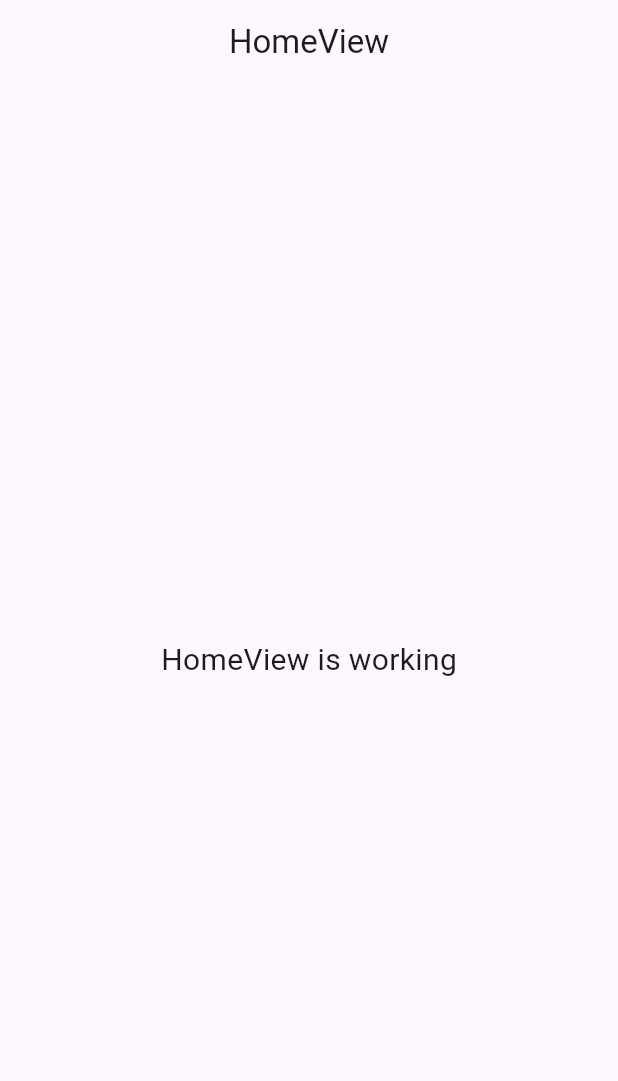
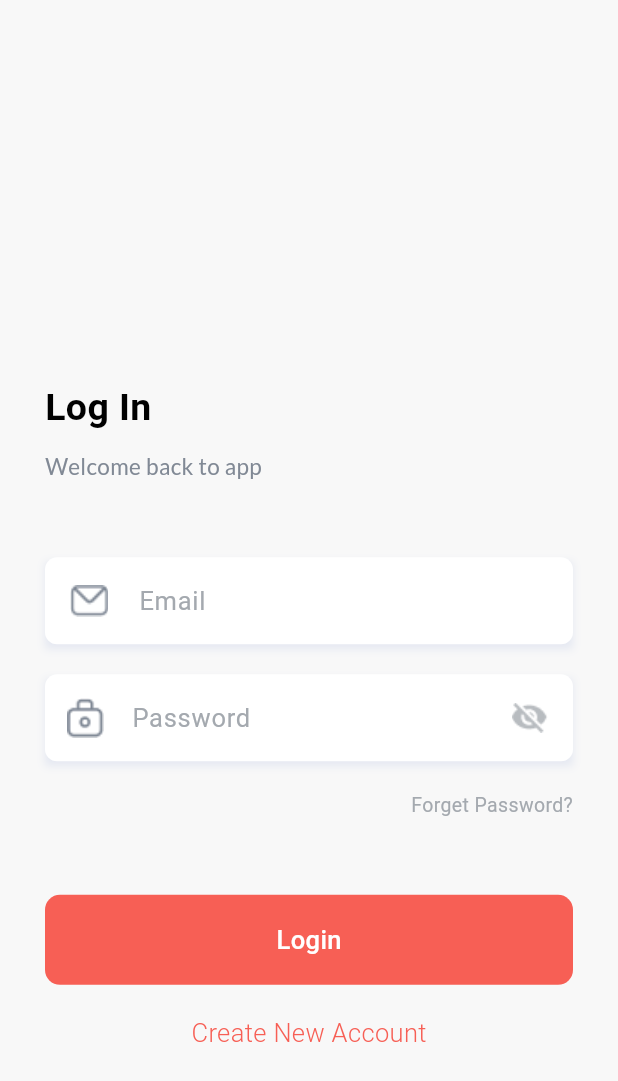
Before and after one commit to Shaown292/ichiban_auto_interview_task, a Flutter app: the screen it shows after launch, on a phone screen of 412 x 824 dp. Shown: the top 1081 px of the screen. Run offline on Flutter 3.47's test engine with Material 3 defaults, Android fonts, the phone set to English and light mode, and no system bars; our stand-ins replace flutter_screenutil, get, google_fonts.

Commit message:
log in screen done

```diff
--- /dev/null
+++ b/lib/app/constent/app_colors.dart
@@ -0,0 +1,16 @@
+import 'package:flutter/material.dart';
+
+class AppColors {
+  static const primaryColor       = Color(0xFFF8F8F8);
+  static const hintTextColor       = Color(0xFFA4A9AF);
+  static const iconColor       = Color(0xFF7C8592);
+  static const logInButtonColor       = Color(0xFFF75F55);
+  static const createAccountTextColor       = Color(0xFF383C40);
+  static const logInColor       = Color(0xFF2893E3);
+  static const productListColor       = Color(0xFF222455);
+  static const filterColor       = Color(0xFF818995);
+  static const lightGreyColor       = Color(0xFF989FA8);
+  static const starColor       = Color(0xFFF5A623);
+
+
+}
--- /dev/null
+++ b/lib/app/constent/app_text_style.dart
@@ -0,0 +1,67 @@
+import 'package:flutter/material.dart';
+import 'package:google_fonts/google_fonts.dart';
+import 'package:ichiban_auto_interview_task/app/constent/app_colors.dart';
+
+class AppTextStyle {
+  static TextStyle robotoBlackW700Size25 = GoogleFonts.roboto(
+    textStyle: const TextStyle(
+        color: Colors.black, fontSize: 25, fontWeight: FontWeight.w700),
+  );
+
+  static TextStyle robotoHintTextW400Size17 = GoogleFonts.roboto(
+    textStyle: const TextStyle(
+        color: AppColors.hintTextColor,
+        fontSize: 17,
+        fontWeight: FontWeight.w400),
+  );
+
+  static TextStyle robotoGreyTextW400Size13 = GoogleFonts.roboto(
+    textStyle: const TextStyle(
+        color: AppColors.hintTextColor,
+        fontSize: 13,
+        fontWeight: FontWeight.w400),
+  );
+  static TextStyle robotoWhiteTextW500Size17 = GoogleFonts.roboto(
+    textStyle: const TextStyle(
+        color: Colors.white, fontSize: 17, fontWeight: FontWeight.w500),
+  );
+  static TextStyle robotoBlackTextW300Size17 = GoogleFonts.roboto(
+    textStyle: const TextStyle(
+        color: AppColors.logInButtonColor,
+        fontSize: 17,
+        fontWeight: FontWeight.w300),
+  );
+  static TextStyle robotoBlueTextW700Size17 = GoogleFonts.roboto(
+    textStyle: const TextStyle(
+        color: AppColors.logInColor, fontSize: 17, fontWeight: FontWeight.w700),
+  );
+  static TextStyle robotoBlueTextW700Size22 = GoogleFonts.roboto(
+    textStyle: const TextStyle(
+        color: AppColors.productListColor,
+        fontSize: 22,
+        fontWeight: FontWeight.w700),
+  );
+  static TextStyle latoGreyTextW400Size15 = GoogleFonts.lato(
+    textStyle: const TextStyle(
+        color: AppColors.filterColor,
+        fontSize: 15,
+        fontWeight: FontWeight.w400),
+  );
+  static TextStyle latoLightGreyTextW400Size15 = GoogleFonts.lato(
+    textStyle: const TextStyle(
+      color: AppColors.lightGreyColor,
+      fontSize: 15,
+      fontWeight: FontWeight.w400,
+      decoration: TextDecoration.lineThrough,
+      decorationColor: AppColors.lightGreyColor,
+    ),
+  );
+  static TextStyle robotoBlackTextW400Size16 = GoogleFonts.roboto(
+    textStyle: const TextStyle(
+        color: Colors.black, fontSize: 16, fontWeight: FontWeight.w400),
+  );
+  static TextStyle robotoBlackTextW700Size18 = GoogleFonts.roboto(
+    textStyle: const TextStyle(
+        color: Colors.black, fontSize: 18, fontWeight: FontWeight.w700),
+  );
+}
--- /dev/null
+++ b/lib/app/constent/static_text.dart
@@ -0,0 +1,12 @@
+class StaticText {
+  static const String login = 'Log In';
+  static const String welcome = 'Welcome back to app';
+  static const String signUp = 'Sign Up';
+  static const String logIn = 'Login';
+  static const String forgetPassword = 'Forget Password?';
+  static const String createNewAccount = 'Create New Account';
+  static const String alreadyHaveAnAccount = 'Already have an account?';
+  static const String productList = 'Product List';
+  static const String filter = 'Filter';
+  static const String sortBy = 'Sort By';
+}
--- /dev/null
+++ b/lib/app/modules/log_in/bindings/log_in_binding.dart
@@ -0,0 +1,12 @@
+import 'package:get/get.dart';
+
+import '../controllers/log_in_controller.dart';
+
+class LogInBinding extends Bindings {
+  @override
+  void dependencies() {
+    Get.lazyPut<LogInController>(
+      () => LogInController(),
+    );
+  }
+}
--- /dev/null
+++ b/lib/app/modules/log_in/controllers/log_in_controller.dart
@@ -0,0 +1,19 @@
+import 'package:flutter/material.dart';
+import 'package:get/get.dart';
+
+class LogInController extends GetxController {
+  //TODO: Implement LogInController
+
+  TextEditingController emailTextController = TextEditingController();
+  TextEditingController passwordTextController = TextEditingController();
+  RxBool isLoading = false.obs;
+  RxBool makePassVisible = false.obs;
+
+
+  @override
+  void onInit() {
+    super.onInit();
+  }
+
+
+}
--- /dev/null
+++ b/lib/app/modules/log_in/views/log_in_view.dart
@@ -0,0 +1,104 @@
+import 'package:flutter/material.dart';
+import 'package:flutter_screenutil/flutter_screenutil.dart';
+
+import 'package:get/get.dart';
+import 'package:ichiban_auto_interview_task/app/constent/app_colors.dart';
+import 'package:ichiban_auto_interview_task/app/constent/app_text_style.dart';
+import 'package:ichiban_auto_interview_task/app/constent/static_text.dart';
+import 'package:ichiban_auto_interview_task/app/widgets/custom_button.dart';
+import 'package:ichiban_auto_interview_task/app/widgets/custome_text_field.dart';
+
+import '../controllers/log_in_controller.dart';
+
+class LogInView extends GetView<LogInController> {
+  const LogInView({super.key});
+  @override
+  Widget build(BuildContext context) {
+    return Scaffold(
+      backgroundColor: AppColors.primaryColor,
+      body: SingleChildScrollView(
+        child: Container(
+          padding: const EdgeInsets.symmetric(horizontal: 30),
+          child: Column(
+            crossAxisAlignment: CrossAxisAlignment.start,
+            children: [
+             250.verticalSpace,
+              Text(
+                StaticText.login,
+                style: AppTextStyle.robotoBlackW700Size25,
+              ),
+              10.verticalSpace,
+              Text(
+                StaticText.welcome,
+                style: AppTextStyle.latoGreyTextW400Size15,
+              ),
+
+              50.verticalSpace,
+              CustomTextFormField(
+                controller: controller.emailTextController,
+                hintText: "Email",
+                prefixIcon: "assets/images/email.png",
+                prefixIconPadding: 0,
+                scale: 0.85,
+              ),
+              const SizedBox(
+                height: 20,
+              ),
+              Obx(
+                    () => CustomTextFormField(
+                  controller: controller.passwordTextController,
+                  hintText: "Password",
+                  prefixIcon: "assets/images/password.png",
+                  suffixIcon: InkWell(
+                    onTap: () {
+                      controller.makePassVisible.value = !controller.makePassVisible.value ;
+                    },
+                    child: controller.makePassVisible.value == true
+                        ? const Icon(
+                      Icons.remove_red_eye,
+                      color: AppColors.iconColor,
+                    )
+                        : Image.asset("assets/images/eyes.png"),
+                  ),
+                  obsCureText:
+                  controller.makePassVisible.value == true ? false : true,
+                ),
+              ),
+              const SizedBox(
+                height: 20,
+              ),
+              Container(
+                alignment: Alignment.centerRight,
+                child: Text(
+                  StaticText.forgetPassword,
+                  style: AppTextStyle.robotoGreyTextW400Size13,
+                ),
+              ),
+              const SizedBox(
+                height: 50,
+              ),
+              CustomButton(
+                onTap: () {},
+                color: AppColors.logInButtonColor,
+                height: 60,
+                width: Get.width,
+                text: StaticText.logIn,
+                textStyle: AppTextStyle.robotoWhiteTextW500Size17,
+              ),
+              20.verticalSpace,
+              Center(
+                child: InkWell(
+                  onTap: () {},
+                  child: Text(
+                    StaticText.createNewAccount,
+                    style: AppTextStyle.robotoBlackTextW300Size17,
+                  ),
+                ),
+              ),
+            ],
+          ),
+        ),
+      ),
+    );
+  }
+}
--- a/lib/app/routes/app_pages.dart
+++ b/lib/app/routes/app_pages.dart
@@ -2,13 +2,15 @@ import 'package:get/get.dart';
 
 import '../modules/home/bindings/home_binding.dart';
 import '../modules/home/views/home_view.dart';
+import '../modules/log_in/bindings/log_in_binding.dart';
+import '../modules/log_in/views/log_in_view.dart';
 
 part 'app_routes.dart';
 
 class AppPages {
   AppPages._();
 
-  static const INITIAL = Routes.HOME;
+  static const INITIAL = Routes.LOG_IN;
 
   static final routes = [
     GetPage(
@@ -16,5 +18,10 @@ class AppPages {
       page: () => const HomeView(),
       binding: HomeBinding(),
     ),
+    GetPage(
+      name: _Paths.LOG_IN,
+      page: () => const LogInView(),
+      binding: LogInBinding(),
+    ),
   ];
 }
--- a/lib/app/routes/app_routes.dart
+++ b/lib/app/routes/app_routes.dart
@@ -4,9 +4,11 @@ part of 'app_pages.dart';
 abstract class Routes {
   Routes._();
   static const HOME = _Paths.HOME;
+  static const LOG_IN = _Paths.LOG_IN;
 }
 
 abstract class _Paths {
   _Paths._();
   static const HOME = '/home';
+  static const LOG_IN = '/log-in';
 }
--- /dev/null
+++ b/lib/app/widgets/custom_button.dart
@@ -0,0 +1,38 @@
+import 'package:flutter/material.dart';
+
+class CustomButton extends StatelessWidget {
+  final Color? color;
+  final double? height;
+  final double? width;
+  final String? text;
+  final TextStyle? textStyle;
+  final Function() onTap;
+  final Widget? image;
+
+  const CustomButton({
+    super.key,
+    this.color,
+    this.height,
+    this.width,
+    this.text, this.textStyle, required this.onTap, this.image,
+  });
+
+  @override
+  Widget build(BuildContext context) {
+    return InkWell(
+      onTap: onTap,
+      child: Container(
+        height: height,
+        width: width,
+        decoration:
+        BoxDecoration(borderRadius: BorderRadius.circular(10), color: color),
+        child: Center(
+          child: image ??  Text(
+            text ?? "",
+            style: textStyle,
+          ),
+        ),
+      ),
+    );
+  }
+}
--- /dev/null
+++ b/lib/app/widgets/custome_text_field.dart
@@ -0,0 +1,63 @@
+import 'package:flutter/material.dart';
+import 'package:ichiban_auto_interview_task/app/constent/app_text_style.dart';
+
+class CustomTextFormField extends StatelessWidget {
+  final String? prefixIcon;
+  final Widget? suffixIcon;
+  final TextEditingController controller;
+  final Function()? onTap;
+  final bool obsCureText;
+  final String? hintText;
+  final double? scale;
+  final double? prefixIconPadding;
+
+  const CustomTextFormField({
+    super.key,
+    this.prefixIcon,
+    required this.controller,
+    this.onTap,
+    this.obsCureText = false,
+    this.hintText,
+    this.suffixIcon,
+    this.scale,
+    this.prefixIconPadding,
+  });
+
+  @override
+  Widget build(BuildContext context) {
+    return Container(
+      decoration: BoxDecoration(
+        boxShadow: [
+          BoxShadow(
+            color: const Color(0xFF395AB8).withOpacity(0.1), //color of shadow
+            spreadRadius: 0, //spread radius
+            blurRadius: 4, // blur radius
+            offset: const Offset(0, 3), // changes position of shadow
+          ),
+          //you can set more BoxShadow() here
+        ],
+      ),
+      child: TextFormField(
+        controller: controller,
+        obscureText: obsCureText,
+        decoration: InputDecoration(
+          filled: true,
+          fillColor: Colors.white,
+          border: OutlineInputBorder(
+              borderSide: BorderSide.none,
+              borderRadius: BorderRadius.circular(8)),
+          prefixIcon: Container(
+            padding:  EdgeInsets.symmetric(horizontal: prefixIconPadding ?? 5),
+            child: Image.asset(
+              prefixIcon ?? "",
+              scale: scale ?? 0.9,
+            ),
+          ),
+          hintStyle: AppTextStyle.robotoHintTextW400Size17,
+          hintText: hintText,
+          suffixIcon: suffixIcon ?? const SizedBox(),
+        ),
+      ),
+    );
+  }
+}
--- a/lib/main.dart
+++ b/lib/main.dart
@@ -1,14 +1,29 @@
 import 'package:flutter/material.dart';
+import 'package:flutter_screenutil/flutter_screenutil.dart';
 import 'package:get/get.dart';
 
 import 'app/routes/app_pages.dart';
 
 void main() async {
+  await ScreenUtil.ensureScreenSize();
+
   runApp(
-    GetMaterialApp(
-      debugShowCheckedModeBanner: false,
-      initialRoute: AppPages.INITIAL,
-      getPages: AppPages.routes,
+    ScreenUtilInit(
+      designSize: const Size(375, 812), //Xd or Figma art board size
+      minTextAdapt: true,
+      splitScreenMode: true,
+      useInheritedMediaQuery: true,
+      rebuildFactor: (old, data) => true,
+      builder: (context, widget) {
+        return GetMaterialApp(
+          title: "Ichiban Auto",
+          useInheritedMediaQuery: true,
+          debugShowCheckedModeBanner: false,
+          initialRoute: AppPages.INITIAL, // first screen to show when app is running
+          getPages: AppPages.routes, // app screens
+        );
+      },
     ),
   );
+
 }
--- a/pubspec.yaml
+++ b/pubspec.yaml
@@ -20,6 +20,7 @@ dependencies:
   google_fonts: ^6.2.1
   http: ^1.2.1
   get_cli: ^1.8.1
+  flutter_screenutil: ^5.9.3
 
 dev_dependencies:
   flutter_test:
```
Also changed, not shown: assets/images/email.png (added), assets/images/eyes.png (added), assets/images/password.png (added), pubspec.lock.
